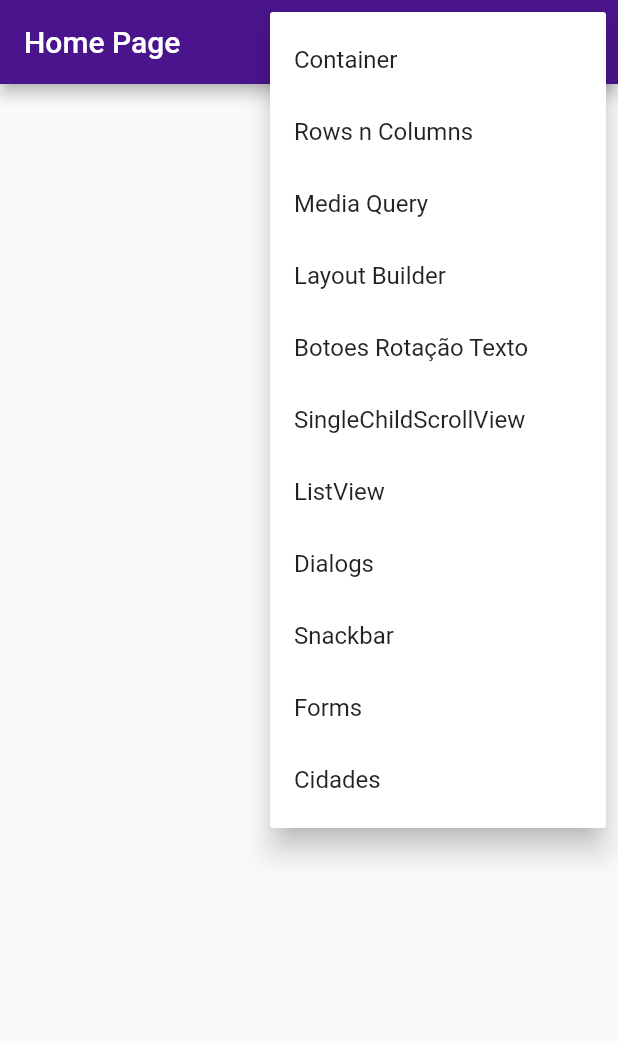
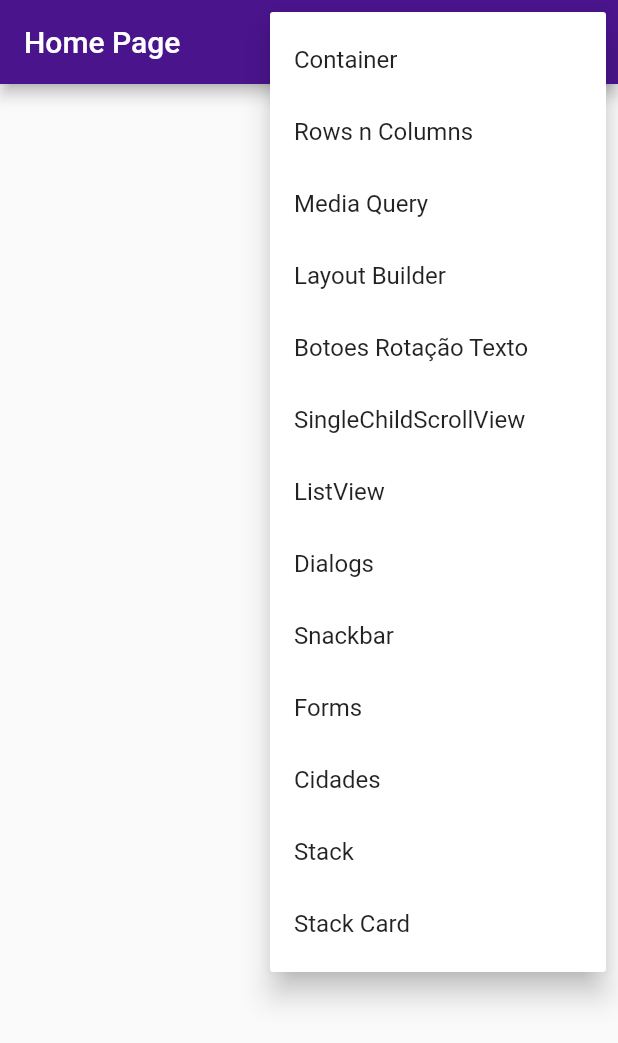
Before and after one commit to Senrathy/flutter_primeiro_projeto, a Flutter app: the screen it shows after launch, after a tap on the "accessibility new" icon, on a phone screen of 412 x 824 dp. Shown: the top 1043 px of the screen. Run offline on Flutter 3.47's test engine with Material 2 defaults, Android fonts, the phone set to English and light mode, and no system bars; network calls fail.

Commit message:
20/06/2022

```diff
--- a/lib/main.dart
+++ b/lib/main.dart
@@ -11,6 +11,8 @@ import 'package:flutter_primeiro_projeto/pages/rows_columns/rows_columns_page.da
 import 'package:flutter_primeiro_projeto/pages/scrolls/listview_page.dart';
 import 'package:flutter_primeiro_projeto/pages/scrolls/singlechildscrollview_page.dart';
 import 'package:flutter_primeiro_projeto/pages/snackbar/snackbar_page.dart';
+import 'package:flutter_primeiro_projeto/pages/stack/stack_page.dart';
+import 'package:flutter_primeiro_projeto/pages/stack/stack_page_card.dart';
 
 void main() {
   runApp(const MyApp());
@@ -43,6 +45,8 @@ class MyApp extends StatelessWidget {
         '/snackbar': (_) => const SnackbarPage(),
         '/forms': (_) => const FormsPage(),
         '/cidades': (_) => const CidadesPage(),
+        '/stack': (_) => const StackPage(),
+        '/stackcard': (_) => const StackPageCard(),
 
       },
     );
--- a/lib/pages/home/home_page.dart
+++ b/lib/pages/home/home_page.dart
@@ -12,6 +12,8 @@ enum PopupMenuPages {
   snackbar,
   forms,
   cidades,
+  stack,
+  stackCard
 }
 
 class HomePage extends StatelessWidget {
@@ -61,6 +63,12 @@ class HomePage extends StatelessWidget {
                   case PopupMenuPages.cidades:
                     Navigator.of(context).pushNamed('/cidades');
                     break;
+                  case PopupMenuPages.stack:
+                    Navigator.of(context).pushNamed('/stack');
+                    break;
+                  case PopupMenuPages.stackCard:
+                    Navigator.of(context).pushNamed('/stackcard');
+                    break;
                 }
               },
               itemBuilder: (BuildContext context) {
@@ -108,6 +116,14 @@ class HomePage extends StatelessWidget {
                   const PopupMenuItem<PopupMenuPages>(
                     value: PopupMenuPages.cidades,
                     child: Text('Cidades'),
+                  ),
+                  const PopupMenuItem<PopupMenuPages>(
+                    value: PopupMenuPages.stack,
+                    child: Text('Stack'),
+                  ),
+                  const PopupMenuItem<PopupMenuPages>(
+                    value: PopupMenuPages.stackCard,
+                    child: Text('Stack Card'),
                   )
                 ];
               })
```
Also changed, not shown: lib/pages/stack/stack_page.dart (added, +44 -0 lines), lib/pages/stack/stack_page_card.dart (added, +59 -0 lines).
